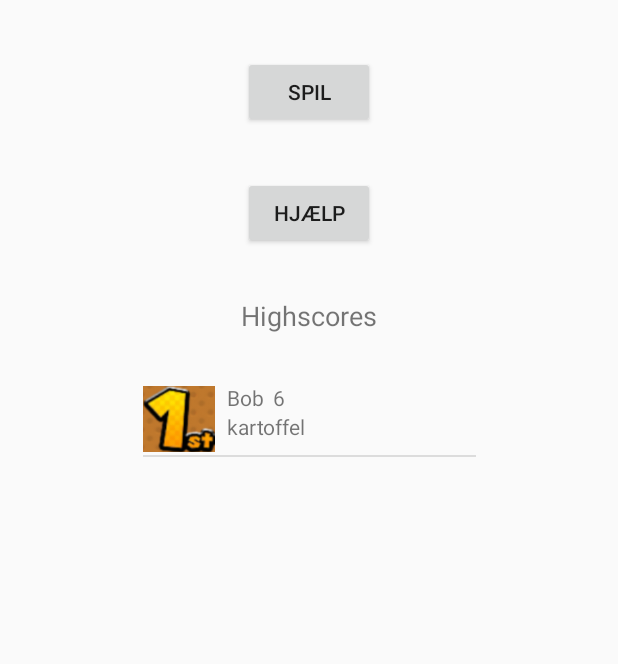
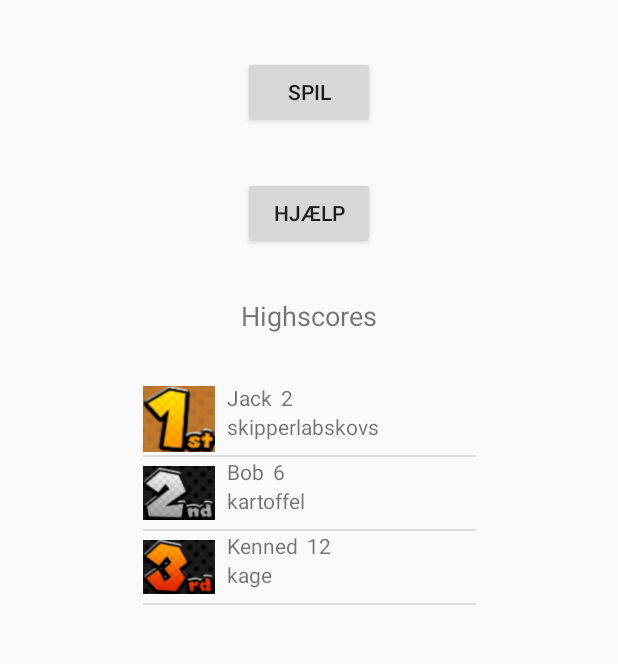
Before and after one commit to Joe-Briefcase/Galgeleg, an Android app: the screen it shows after launch (MainMenu), on a phone screen of 412 x 824 dp, the part 410-1074 px from its top. Run offline under Robolectric (Android 15) with nearby library versions, the phone set to English and light mode, and no system bars; network calls fail.

Commit message:
Galgeleg III færdig.

```diff
--- a/app/src/main/AndroidManifest.xml
+++ b/app/src/main/AndroidManifest.xml
@@ -5,13 +5,14 @@
     <uses-permission android:name="android.permission.INTERNET" />
 
     <application
+        android:name=".SingletonData"
         android:allowBackup="true"
         android:icon="@mipmap/ic_launcher"
         android:label="@string/app_name"
         android:roundIcon="@mipmap/ic_launcher_round"
         android:supportsRtl="true"
-        android:theme="@style/AppTheme"
-        android:name="com.example.galgeleg.SingletonData">
+        android:theme="@style/AppTheme">
+        <activity android:name=".ChooseWord"></activity>
         <activity android:name=".SingletonData" />
         <activity
             android:name=".Lose"
--- a/app/src/main/java/com/example/galgeleg/Galgelogik.java
+++ b/app/src/main/java/com/example/galgeleg/Galgelogik.java
@@ -44,6 +44,11 @@ public class Galgelogik {
 
   public String getOrdet() {
     return ordet;
+  }
+
+  public void setOrdet(String ord){
+    ordet = ord;
+    opdaterSynligtOrd();
   }
 
   public int getAntalForkerteBogstaver() {
--- a/app/src/main/java/com/example/galgeleg/Lose.java
+++ b/app/src/main/java/com/example/galgeleg/Lose.java
@@ -13,11 +13,16 @@ public class Lose extends AppCompatActivity implements View.OnClickListener {
 
     Button newGame;
     MediaPlayer mediaPlayer;
+    SingletonData singleton;
+    Galgelogik galgelogik;
 
     @Override
     protected void onCreate(Bundle savedInstanceState) {
         super.onCreate(savedInstanceState);
         setContentView(R.layout.activity_lose);
+
+        singleton = (SingletonData)getApplication();
+        galgelogik = singleton.getGalgelogik();
 
         newGame = findViewById(R.id.button3);
         newGame.setOnClickListener(this);
@@ -34,6 +39,7 @@ public class Lose extends AppCompatActivity implements View.OnClickListener {
     public void onClick(View view) {
         if (view == newGame){
             Intent i = new Intent(this, Game.class);
+            galgelogik.nulstil();
             startActivity(i);
         }
     }
--- a/app/src/main/java/com/example/galgeleg/MainMenu.java
+++ b/app/src/main/java/com/example/galgeleg/MainMenu.java
@@ -59,10 +59,17 @@ public class MainMenu extends AppCompatActivity implements View.OnClickListener{
         super.onCreate(savedInstanceState);
         setContentView(R.layout.activity_main_menu);
 
-        loading = findViewById(R.id.lottie_loading);
-        loading.setVisibility(View.GONE);
+        singleton = (SingletonData)getApplication();
         context = getApplicationContext();
         sharedPreferences = context.getSharedPreferences(userKey, Context.MODE_PRIVATE);
+
+        /**
+         * Udkommentér for at nulstille SharedPreferences
+         */
+//        preferencesEditor = sharedPreferences.edit();
+//        preferencesEditor.clear();
+//        preferencesEditor.commit();
+
 
         // Knapper.
         playButton = findViewById(R.id.button);
@@ -73,22 +80,24 @@ public class MainMenu extends AppCompatActivity implements View.OnClickListener{
 
         User user = new User();
         user.setUserName("Bob");
-        user.setUserID(1);
+        user.setUserID(singleton.getCurrentID());
         user.setUserScore(6);
         user.setUserWord("kartoffel");
         saveUser(user);
 
-        user.setUserName("Kenned");
-        user.setUserID(3);
-        user.setUserScore(12);
-        user.setUserWord("kage");
-        saveUser(user);
+        User user2 = new User();
+        user2.setUserName("Kenned");
+        user2.setUserID(singleton.getCurrentID());
+        user2.setUserScore(12);
+        user2.setUserWord("kage");
+        saveUser(user2);
 
-        user.setUserName("Jack");
-        user.setUserID(4);
-        user.setUserScore(2);
-        user.setUserWord("skipperlabskovs");
-        saveUser(user);
+        User user3 = new User();
+        user3.setUserName("Jack");
+        user3.setUserID(singleton.getCurrentID());
+        user3.setUserScore(2);
+        user3.setUserWord("skipperlabskovs");
+        saveUser(user3);
 
 
         int i = 1;
@@ -97,7 +106,6 @@ public class MainMenu extends AppCompatActivity implements View.OnClickListener{
             userArrayList.add(userLoad);
             i++;
         }
-        singleton.setCurrentID(i);
 
         // Hent ord fra DR
 
@@ -109,7 +117,6 @@ public class MainMenu extends AppCompatActivity implements View.OnClickListener{
         toast.setGravity(Gravity.CENTER,0, 0);
         toast.show();
 
-        singleton = (SingletonData)getApplication();
         singleton.getWordsFromDR();
 
         // Sortér highscores.
@@ -156,10 +163,6 @@ public class MainMenu extends AppCompatActivity implements View.OnClickListener{
 
         ListView listView = findViewById(R.id.listView);
         listView.setAdapter(adapter);
-
-        mediaPlayer = MediaPlayer.create(this, R.raw.menu);
-        mediaPlayer.setLooping(true);
-        mediaPlayer.start();
     }
 
     class Sort implements Comparator<User> {
@@ -200,6 +203,7 @@ public class MainMenu extends AppCompatActivity implements View.OnClickListener{
         String jsonSaveUser = gsonSaveUser.toJson(user);
         preferencesEditor.putString("" + user.getUserID(), jsonSaveUser);
         preferencesEditor.commit();
+        singleton.setCurrentID(singleton.getCurrentID() + 1);
     }
 
     public void onDRFinish(){
--- a/app/src/main/java/com/example/galgeleg/SingletonData.java
+++ b/app/src/main/java/com/example/galgeleg/SingletonData.java
@@ -20,8 +20,7 @@ public class SingletonData extends Application{
     private static int currentID;
 
     public SingletonData(){
-
-        // Initialisér galgelogik
+        currentID = 1;
         galgelogik = new Galgelogik();
     }
 
@@ -48,6 +47,7 @@ public class SingletonData extends Application{
         return currentID;
     }
 
-    public static void setCurrentID(int currentID) { currentID = currentID;
+    public static void setCurrentID(int i) {
+        currentID = i;
     }
 }
--- a/app/src/main/java/com/example/galgeleg/Win.java
+++ b/app/src/main/java/com/example/galgeleg/Win.java
@@ -54,11 +54,13 @@ public class Win extends AppCompatActivity implements View.OnClickListener {
         user.setUserID(singleton.getCurrentID());
         user.setUserScore(singleton.getGalgelogik().getAntalForkerteBogstaver());
         user.setUserWord(singleton.getGalgelogik().getOrdet());
+
         preferencesEditor = sharedPreferences.edit();
         Gson gsonSaveUser = new Gson();
         String jsonSaveUser = gsonSaveUser.toJson(user);
         preferencesEditor.putString("" + user.getUserID(), jsonSaveUser);
         preferencesEditor.commit();
+        singleton.setCurrentID(singleton.getCurrentID() + 1);
     }
 
     @Override
--- a/app/src/main/res/layout/activity_main.xml
+++ b/app/src/main/res/layout/activity_main.xml
@@ -4,7 +4,8 @@
     xmlns:tools="http://schemas.android.com/tools"
     android:layout_width="match_parent"
     android:layout_height="match_parent"
-    tools:context=".Game">
+    tools:context=".Game"
+    android:id="@+id/mainView">
 
     <LinearLayout
         android:id="@+id/linearLayout"
--- a/app/src/main/res/layout/activity_main_menu.xml
+++ b/app/src/main/res/layout/activity_main_menu.xml
@@ -5,21 +5,6 @@
     android:layout_width="match_parent"
     android:layout_height="match_parent"
     tools:context=".MainMenu">
-
-    <com.airbnb.lottie.LottieAnimationView
-        android:id="@+id/lottie_loading"
-        android:layout_width="250dp"
-        android:layout_height="100dp"
-        android:layout_marginBottom="160dp"
-        android:elevation="5dp"
-        app:layout_constraintBottom_toBottomOf="parent"
-        app:layout_constraintEnd_toEndOf="parent"
-        app:layout_constraintStart_toStartOf="parent"
-        app:layout_constraintTop_toTopOf="parent"
-        app:lottie_autoPlay="true"
-        app:lottie_fileName="loading.json"
-        app:lottie_loop="true"
-        app:lottie_speed="1" />
 
     <Button
         android:id="@+id/button"
```
Also changed, not shown: app/src/main/java/com/example/galgeleg/ChooseWord.java (added, +51 -0 lines), app/src/main/java/com/example/galgeleg/Game.java (+8 -11 lines), app/src/main/res/layout/activity_choose_word.xml (added, +14 -0 lines), app/src/main/res/layout/fragment_list.xml (added, +11 -0 lines), app/src/main/res/layout/list_choose_word.xml (added, +12 -0 lines).
